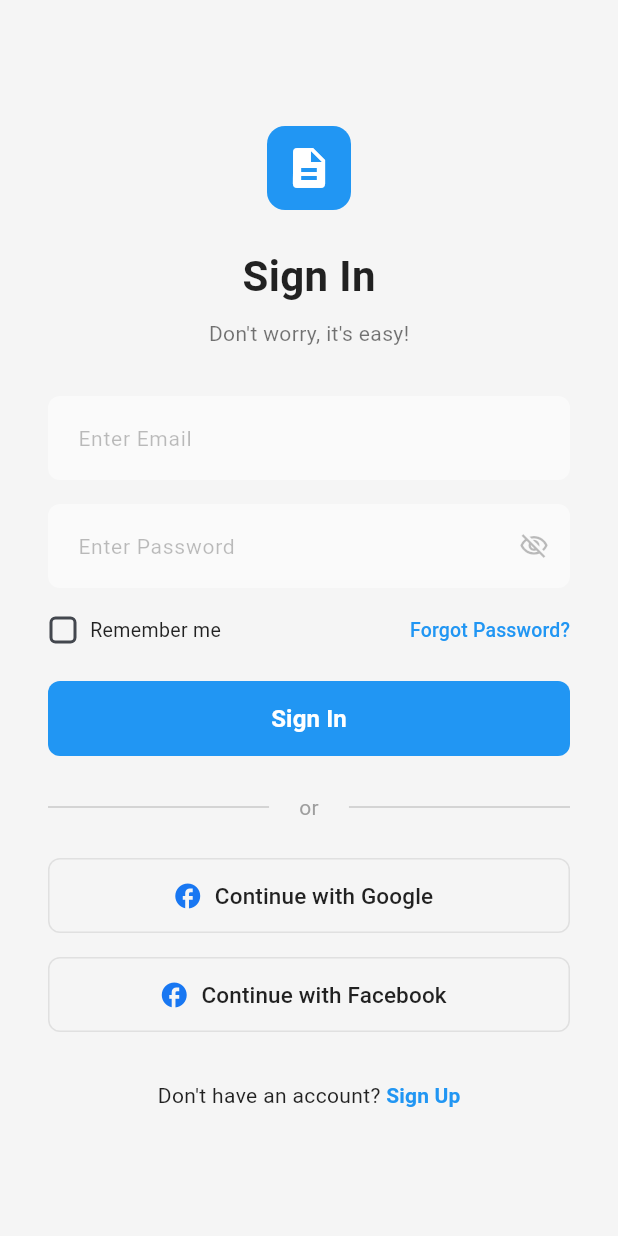
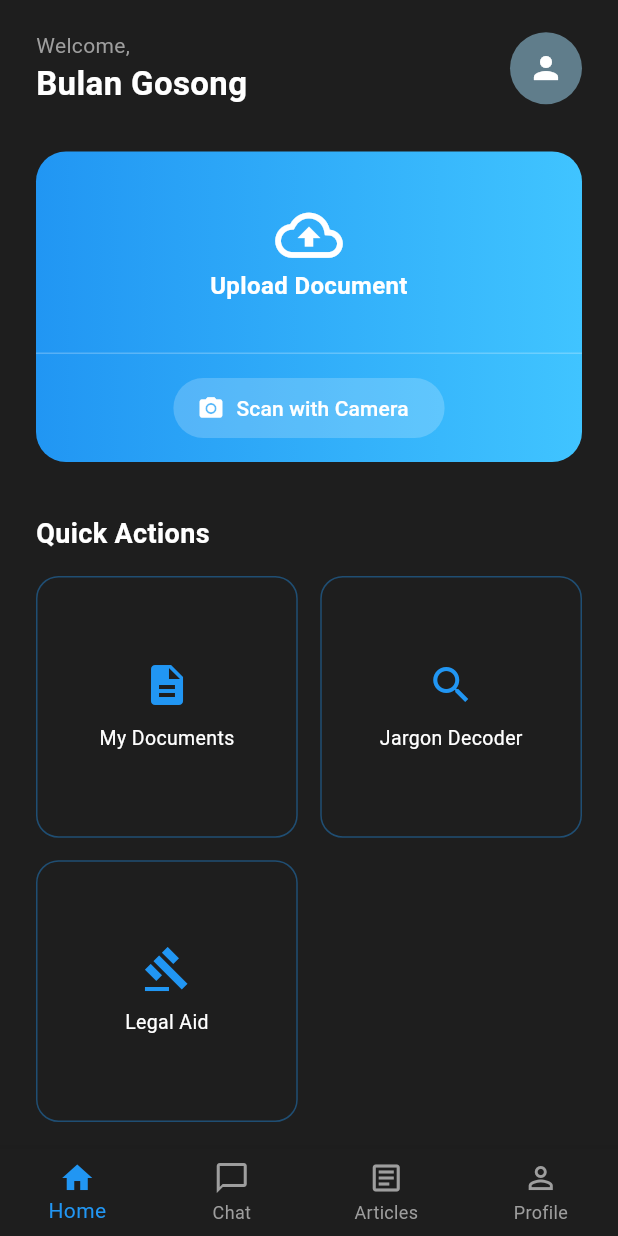
Before and after one commit to rrachxz/RoastedMoon-Legalease-App, a Flutter app: the screen it shows after launch, on a phone screen of 412 x 824 dp. Run offline on Flutter 3.47's test engine with Material 3 defaults, Android fonts, the phone set to English and light mode, and no system bars; our stand-ins replace file_picker, firebase_core, image_picker, shared_preferences; accounts and stored records are empty.

Commit message:
finished the homepage

```diff
--- /dev/null
+++ b/devtools_options.yaml
@@ -0,0 +1,3 @@
+description: This file stores settings for Dart & Flutter DevTools.
+documentation: https://docs.flutter.dev/tools/devtools/extensions#configure-extension-enablement-states
+extensions:
--- /dev/null
+++ b/lib/data/legal_terms.dart
@@ -0,0 +1,104 @@
+const Map<String, String> legalDictionary = {
+  "Ab Initio": "From the beginning; used to describe a document or act that is void from the start.",
+  "Acceleration Clause": "A provision allowing a lender to demand immediate payment of the entire balance if certain conditions are violated.",
+  "Addendum": "An additional document or item added to the main body of a contract.",
+  "Adjudication": "The legal process of resolving a dispute or deciding a case.",
+  "Affidavit": "A written statement confirmed by oath, for use as evidence in court.",
+  "Agent": "A person authorized to act on behalf of another (the principal).",
+  "Agreement": "A mutual understanding or arrangement between parties.",
+  "Amicable Settlement": "A resolution of a dispute reached through mutual agreement rather than litigation.",
+  "Annexure": "A document attached to the main contract to provide extra information.",
+  "Arbitration": "A method of alternative dispute resolution where an independent third party makes a binding decision.",
+  "Assignment": "The transfer of rights or obligations held by one party to another person.",
+  "Attorney-in-Fact": "A person authorized to act for another under a Power of Attorney.",
+  "Bona Fide": "Made in good faith; sincere and honest.",
+  "Breach of Contract": "Failure to perform any term of a contract without a legitimate legal excuse.",
+  "Capitalization": "The total value of a company's stock, or the conversion of an expense into an asset.",
+  "Caveat Emptor": "The principle that the buyer alone is responsible for checking the quality of goods before a purchase.",
+  "Cessation": "The fact or process of ending or being brought to an end.",
+  "Chattel": "An item of personal property that is movable (unlike real estate).",
+  "Clawback": "A provision where money already paid must be returned under specific circumstances.",
+  "Codicil": "An addition or supplement that explains, modifies, or revokes a will.",
+  "Collateral": "Something pledged as security for repayment of a loan, to be forfeited in the event of a default.",
+  "Condition Precedent": "An event that must occur before a contract or specific obligation becomes effective.",
+  "Condition Subsequent": "An event that, if it occurs, terminates an existing contractual obligation.",
+  "Confidentiality": "An agreement to keep certain information secret and not disclose it to third parties.",
+  "Consideration": "Something of value (money, service, or goods) exchanged between parties to form a binding contract.",
+  "Counterpart": "A duplicate of a legal document, often used so parties can sign separate copies.",
+  "Covenant": "A formal, solemn, and binding agreement or promise to do or not do something.",
+  "Cure Period": "A set amount of time allowed for a party to fix a breach of contract before penalties apply.",
+  "Damages": "Money claimed or awarded in court as compensation for a loss or injury.",
+  "De Facto": "In fact, whether by right or not; existing in reality.",
+  "De Jure": "According to rightful entitlement or law.",
+  "Default": "Failure to fulfill an obligation, especially to repay a loan or appear in a court of law.",
+  "Deliverables": "The specific goods or services a party is required to provide under the contract.",
+  "Demurrage": "A charge payable to the owner of a chartered ship on failure to load or discharge the ship within the agreed time.",
+  "Deposition": "The process of giving sworn evidence out of court.",
+  "Disclaimer": "A statement that denies responsibility or affiliation.",
+  "Dispute Resolution": "The process of resolving a conflict between parties.",
+  "Dividend": "A sum of money paid regularly by a company to its shareholders out of its profits.",
+  "Due Diligence": "Reasonable steps taken by a person in order to satisfy a legal requirement, especially in buying/selling.",
+  "Duress": "Threats or violence used to force someone to do something against their will.",
+  "Easement": "A right to cross or otherwise use someone else's land for a specified purpose.",
+  "Effective Date": "The date upon which a contract or agreement begins to be legally binding.",
+  "Encumbrance": "A claim or liability attached to property, such as a mortgage or lien.",
+  "Entity": "An organization (like a corporation or LLC) that has a legal identity separate from its owners.",
+  "Escrow": "A bond, deed, or money kept in the custody of a third party and taking effect only when a specified condition has been fulfilled.",
+  "Ex Gratia": "Payment made out of favor or moral obligation rather than a legal requirement.",
+  "Exclusion Clause": "A term in a contract that seeks to restrict the rights of the parties.",
+  "Execute": "To sign a legal document, thereby making it valid.",
+  "Exhibit": "A document or object shown to a court or attached to a contract as evidence.",
+  "Force Majeure": "Unforeseeable circumstances that prevent someone from fulfilling a contract.",
+  "Governing Law": "The specific jurisdiction whose laws will be used to interpret the contract.",
+  "Guarantor": "A person or entity that agrees to be responsible for another's debt or performance.",
+  "Hold Harmless": "An agreement where one party accepts the liability for another's loss.",
+  "Implied Terms": "Provisions not expressly stated in a contract but assumed to exist by law or custom.",
+  "Indemnity": "Security or protection against a loss or other financial burden.",
+  "Injunction": "A judicial order that restrains a person from beginning or continuing an action.",
+  "Insolvency": "The state of being unable to pay one's debts.",
+  "Intellectual Property": "Intangible property that is the result of creativity, such as patents or copyrights.",
+  "Inter Alia": "Among other things.",
+  "Joint and Several Liability": "An obligation where parties are collectively and individually responsible for the entire debt.",
+  "Jurisdiction": "The official power to make legal decisions and judgments.",
+  "Liability": "The state of being responsible for something, especially by law.",
+  "Lien": "A right to keep possession of property belonging to another person until a debt is discharged.",
+  "Liquidated Damages": "A predetermined amount of money to be paid if a party breaches the contract.",
+  "Litigation": "The process of taking legal action in court.",
+  "Mala Fide": "Carried out in bad faith or with intent to deceive.",
+  "Material Breach": "A serious violation of a contract that negates the very essence of the agreement.",
+  "Mediation": "An attempt to settle a dispute through a neutral third party without a binding decision.",
+  "Memorandum of Understanding": "A non-binding document outlining the terms and details of an agreement.",
+  "Misrepresentation": "A false statement of fact made by one party to another, inducing them to enter a contract.",
+  "Mitigation": "The principle that a party must take steps to minimize their losses following a breach.",
+  "Negligence": "Failure to take proper care in doing something, resulting in damage or injury.",
+  "Non-Compete": "A clause where one party agrees not to enter into a similar profession in competition against another.",
+  "Non-Disclosure Agreement": "A contract by which parties agree not to disclose confidential information.",
+  "Novation": "Replacing an old obligation with a new one, or replacing one party with another.",
+  "Null and Void": "Having no legal force or binding effect.",
+  "Offer and Acceptance": "The basic components of a contract where one party proposes terms and the other agrees.",
+  "Party": "A person or entity involved in a legal agreement.",
+  "Power of Attorney": "The authority to act for another person in specified or all legal or financial matters.",
+  "Preamble": "The introductory part of a contract that identifies the parties and the purpose of the agreement.",
+  "Principal": "The person or entity for whom an agent acts.",
+  "Privity of Contract": "The principle that a contract cannot confer rights or impose obligations on anyone who is not a party to it.",
+  "Pro Rata": "Proportional distribution based on a specific share.",
+  "Quid Pro Quo": "A favor or advantage granted in return for something else.",
+  "Recitals": "Statements at the beginning of a contract that provide context or background.",
+  "Redemption": "The action of regaining possession of something in exchange for payment.",
+  "Remedy": "The means by which a right is enforced or the violation of a right is prevented or compensated.",
+  "Rescission": "The revocation, cancellation, or repeal of a law, order, or agreement.",
+  "Retention": "A portion of the contract price held back until the work is completed or a period has passed.",
+  "Sanction": "A penalty for disobeying a law or rule.",
+  "Severability": "A clause stating that if one part of a contract is found invalid, the rest remains in effect.",
+  "Statute of Limitations": "The period of time within which legal action must be taken.",
+  "Subcontractor": "A person or firm that undertakes part of a contract from a primary contractor.",
+  "Subrogation": "The substitution of one person or group by another in respect of a legal claim or debt.",
+  "Termination for Convenience": "The right of a party to end a contract without needing a specific reason.",
+  "Tort": "A wrongful act or an infringement of a right leading to civil legal liability.",
+  "Ultra Vires": "Beyond one's legal power or authority.",
+  "Underwriting": "The process of evaluating and taking on the risk of another entity for a fee.",
+  "Waiver": "The voluntary surrender or abandonment of a known right or privilege.",
+  "Warranty": "A written guarantee, issued to the purchaser of an article by its manufacturer, promising to repair or replace it if necessary.",
+  "Without Prejudice": "A statement that a particular conversation or document cannot be used as evidence in court."
+  // add more terms as needed
+};
--- a/lib/main.dart
+++ b/lib/main.dart
@@ -3,6 +3,7 @@ import 'package:firebase_core/firebase_core.dart';
 import 'package:roastedmoon_legalease/ui/auth/login.dart';
 import 'firebase_options.dart';
 import 'ui/auth/login.dart';
+import 'package:roastedmoon_legalease/screens/home_page.dart';
 
 void main() async {
   WidgetsFlutterBinding.ensureInitialized();
@@ -18,13 +19,14 @@ class MyApp extends StatelessWidget {
   @override
   Widget build(BuildContext context) {
     return MaterialApp(
-      title: 'Flutter Auth',
+      title: 'Legalease',
       debugShowCheckedModeBanner: false,
       theme: ThemeData(
-        colorScheme: ColorScheme.fromSeed(seedColor: const Color(0xFF2196F3)),
-        useMaterial3: true,
+        brightness: Brightness.dark, // Makes the whole app dark mode
+        primarySwatch: Colors.blue,
+        scaffoldBackgroundColor: const Color(0xFF1E1E1E), // Matches your Figma
       ),
-      home: const LoginPage(),
+      home: const MainNavigation(),
     );
   }
 }
--- /dev/null
+++ b/lib/screens/home_page.dart
@@ -0,0 +1,328 @@
+import 'package:flutter/material.dart';
+import 'package:file_picker/file_picker.dart';
+import 'package:image_picker/image_picker.dart';
+import 'package:url_launcher/url_launcher.dart';
+import 'package:shared_preferences/shared_preferences.dart';
+import 'package:roastedmoon_legalease/data/legal_terms.dart';
+
+class MainNavigation extends StatefulWidget {
+  const MainNavigation({super.key});
+
+  @override
+  State<MainNavigation> createState() => _MainNavigationState();
+}
+
+class _MainNavigationState extends State<MainNavigation> {
+  int _selectedIndex = 0;
+
+  // 4 main screens from Figma
+  static final List<Widget> _pages = [
+    const HomeScreenContent(),
+    const Center(child: Text('Chat Page', style: TextStyle(color: Colors.white))),
+    const Center(child: Text('Articles Page', style: TextStyle(color: Colors.white))),
+    const Center(child: Text('Profile Page', style: TextStyle(color: Colors.white))),
+  ];
+
+  void _onItemTapped(int index) {
+    setState(() {
+      _selectedIndex = index;
+    });
+  }
+
+  @override
+  Widget build(BuildContext context) {
+    return Scaffold(
+      body: IndexedStack(
+        index: _selectedIndex,
+        children: _pages,
+      ),
+      bottomNavigationBar: BottomNavigationBar(
+        type: BottomNavigationBarType.fixed,
+        backgroundColor: const Color(0xFF1E1E1E),
+        selectedItemColor: Colors.blue,
+        unselectedItemColor: Colors.grey,
+        currentIndex: _selectedIndex,
+        onTap: _onItemTapped,
+        items: const [
+          BottomNavigationBarItem(icon: Icon(Icons.home), label: 'Home'),
+          BottomNavigationBarItem(icon: Icon(Icons.chat_bubble_outline), label: 'Chat'),
+          BottomNavigationBarItem(icon: Icon(Icons.article_outlined), label: 'Articles'),
+          BottomNavigationBarItem(icon: Icon(Icons.person_outline), label: 'Profile'),
+        ],
+      ),
+    );
+  }
+}
+
+class HomeScreenContent extends StatelessWidget {
+  const HomeScreenContent({super.key});
+
+  // --- SAVE TO HISTORY ---
+  Future<void> _saveToHistory(String fileName) async {
+    final prefs = await SharedPreferences.getInstance();
+    // Get existing list or empty list if it doesn't exist
+    List<String> history = prefs.getStringList('upload_history') ?? [];
+    history.insert(0, fileName); // Add new file at the top
+    await prefs.setStringList('upload_history', history);
+  }
+
+  // --- UPLOAD DOCUMENT ---
+  Future<void> _pickDocument(BuildContext context) async {
+    FilePickerResult? result = await FilePicker.platform.pickFiles(
+      type: FileType.custom,
+      allowedExtensions: ['pdf', 'doc', 'docx','txt'],
+    );
+
+    if (result != null) {
+      String fileName = result.files.first.name;
+      await _saveToHistory(fileName); // Save it!
+      if (context.mounted) {
+        ScaffoldMessenger.of(context).showSnackBar(
+          SnackBar(content: Text("Uploaded: $fileName (Saved to History)")),
+        );
+      }
+    }
+  }
+
+  // --- SCAN WITH CAMERA ---
+  Future<void> _scanWithCamera() async {
+    final ImagePicker picker = ImagePicker();
+    final XFile? image = await picker.pickImage(source: ImageSource.camera);
+    if (image != null) {
+      await _saveToHistory("Scan_${DateTime.now().millisecond}.jpg");
+
+      // CALL AI CHAT FUNCTION HERE
+
+      print("Document Scanned: ${image.path}");
+    }
+  }
+
+  // --- SCAM ALERTS (Maps Search) ---
+  Future<void> _contactLawCenter() async {
+    // This searches Google Maps for "Legal Aid" near the user
+    final Uri url = Uri.parse('https://www.google.com/maps/search/legal+aid+office/');
+    if (!await launchUrl(url, mode: LaunchMode.externalApplication)) {
+      throw Exception('Could not launch maps');
+    }
+  }
+
+  final String userName = "Bulan Gosong";
+  @override
+  Widget build(BuildContext context) {
+    // Use SafeArea directly, NO Scaffold here
+    return SafeArea(
+      child: SingleChildScrollView(
+        padding: const EdgeInsets.symmetric(horizontal: 24.0, vertical: 20.0),
+        child: Column(
+          crossAxisAlignment: CrossAxisAlignment.start,
+          children: [
+            // 1. Header (Dynamic Name)
+            Row(
+              mainAxisAlignment: MainAxisAlignment.spaceBetween,
+              children: [
+                Column(
+                  crossAxisAlignment: CrossAxisAlignment.start,
+                  children: [
+                    const Text("Welcome,", style: TextStyle(color: Colors.grey)),
+                    Text(userName, style: const TextStyle(fontSize: 22, fontWeight: FontWeight.bold, color: Colors.white)),
+                  ],
+                ),
+                CircleAvatar(backgroundColor: Colors.blueGrey, radius: 24, child: Icon(Icons.person, color: Colors.white)),
+              ],
+            ),
+            const SizedBox(height: 30),
+
+            // 2. Upload Card
+            Container(
+              decoration: BoxDecoration(
+                gradient: const LinearGradient(colors: [Colors.blue, Colors.lightBlueAccent]),
+                borderRadius: BorderRadius.circular(20),
+              ),
+              child: Column(
+                children: [
+                  ListTile(
+                    onTap: () => _pickDocument(context),
+                    contentPadding: const EdgeInsets.symmetric(vertical: 25),
+                    title: const Icon(Icons.cloud_upload_outlined, size: 45, color: Colors.white),
+                    subtitle: const Text("Upload Document",
+                      textAlign: TextAlign.center,
+                      style: TextStyle(fontWeight: FontWeight.bold, color: Colors.white, fontSize: 16)),
+                  ),
+                  const Divider(color: Colors.white24, height: 1),
+                  Padding(
+                    padding: const EdgeInsets.symmetric(vertical: 12),
+                    child: ElevatedButton.icon(
+                      onPressed: _scanWithCamera,
+                      icon: const Icon(Icons.camera_alt),
+                      label: const Text("Scan with Camera"),
+                      style: ElevatedButton.styleFrom(
+                        backgroundColor: Colors.white.withValues(alpha: 0.2),
+                        foregroundColor: Colors.white,
+                        elevation: 0,
+                      ),
+                    ),
+                  )
+                ],
+              ),
+            ),
+            const SizedBox(height: 35),
+
+            // 3. Quick Actions Grid
+            const Text("Quick Actions", style: TextStyle(fontSize: 18, fontWeight: FontWeight.bold, color: Colors.white)),
+            const SizedBox(height: 15),
+            GridView.count(
+              shrinkWrap: true,
+              physics: const NeverScrollableScrollPhysics(),
+              crossAxisCount: 2,
+              crossAxisSpacing: 15,
+              mainAxisSpacing: 15,
+              children: [
+                _buildActionCard("My Documents", Icons.description, () {
+                   Navigator.push(context, MaterialPageRoute(builder: (context) => const HistoryPage()));
+                }),
+                _buildActionCard("Jargon Decoder", Icons.search, () {
+                  showSearch(context: context, delegate: JargonSearchDelegate());
+                }),
+                _buildActionCard("Legal Aid", Icons.gavel, _contactLawCenter),
+              ],
+            ),
+          ],
+        ),
+      ),
+    );
+  }
+
+  Widget _buildActionCard(String title, IconData icon, VoidCallback onTap) {
+    return InkWell(
+      onTap: onTap,
+      borderRadius: BorderRadius.circular(15),
+      child: Container(
+        decoration: BoxDecoration(
+          border: Border.all(color: Colors.blue.withValues(alpha: 0.4)),
+          borderRadius: BorderRadius.circular(15),
+        ),
+        child: Column(
+          mainAxisAlignment: MainAxisAlignment.center,
+          children: [
+            Icon(icon, color: Colors.blue, size: 32),
+            const SizedBox(height: 10),
+            Text(title, style: const TextStyle(fontSize: 13, color: Colors.white)),
+          ],
+        ),
+      ),
+    );
+  }
+}
+
+class JargonSearchDelegate extends SearchDelegate {
+
+  @override
+  ThemeData appBarTheme(BuildContext context) {
+    return ThemeData(
+      appBarTheme: const AppBarTheme(backgroundColor: Color(0xFF1E1E1E)),
+      inputDecorationTheme: const InputDecorationTheme(
+        hintStyle: TextStyle(color: Colors.grey),
+      ),
+      textTheme: const TextTheme(
+        titleLarge: TextStyle(color: Colors.white), // The text you type
+      ),
+    );
+  }
+
+  @override
+  List<Widget>? buildActions(BuildContext context) => [
+        IconButton(icon: const Icon(Icons.clear, color: Colors.blue), onPressed: () => query = '')
+      ];
+
+  @override
+  Widget? buildLeading(BuildContext context) => IconButton(
+        icon: const Icon(Icons.arrow_back, color: Colors.blue),
+        onPressed: () => close(context, null),
+      );
+
+  // 2. THIS IS THE "DECODER" RESULT SCREEN
+  @override
+  Widget buildResults(BuildContext context) {
+    final definition = legalDictionary[query] ?? "Definition not found.";
+
+    return Container(
+      color: const Color(0xFF1E1E1E),
+      padding: const EdgeInsets.all(25),
+      child: Column(
+        crossAxisAlignment: CrossAxisAlignment.start,
+        children: [
+          Text(query, style: const TextStyle(fontSize: 28, fontWeight: FontWeight.bold, color: Colors.blue)),
+          const SizedBox(height: 15),
+          const Divider(color: Colors.grey),
+          const SizedBox(height: 15),
+          Text(definition, style: const TextStyle(fontSize: 18, color: Colors.white, height: 1.5)),
+        ],
+      ),
+    );
+  }
+
+  @override
+  Widget buildSuggestions(BuildContext context) {
+    // Filter keys from the dictionary
+    final suggestions = legalDictionary.keys
+        .where((term) => term.toLowerCase().contains(query.toLowerCase()))
+        .toList();
+
+    return Container(
+      color: const Color(0xFF1E1E1E),
+      child: ListView.builder(
+        itemCount: suggestions.length,
+        itemBuilder: (context, i) => ListTile(
+          title: Text(suggestions[i], style: const TextStyle(color: Colors.white)),
+          trailing: const Icon(Icons.arrow_forward_ios, size: 14, color: Colors.grey),
+          onTap: () {
+            query = suggestions[i];
+            showResults(context);
+          },
+        ),
+      ),
+    );
+  }
+}
+
+class HistoryPage extends StatefulWidget {
+  const HistoryPage({super.key});
+
+  @override
+  State<HistoryPage> createState() => _HistoryPageState();
+}
+
+class _HistoryPageState extends State<HistoryPage> {
+  List<String> _history = [];
+
+  @override
+  void initState() {
+    super.initState();
+    _loadHistory();
+  }
+
+  Future<void> _loadHistory() async {
+    final prefs = await SharedPreferences.getInstance();
+    setState(() {
+      _history = prefs.getStringList('upload_history') ?? [];
+    });
+  }
+
+  @override
+  Widget build(BuildContext context) {
+    return Scaffold(
+      appBar: AppBar(title: const Text("My Documents"), backgroundColor: const Color(0xFF1E1E1E)),
+      backgroundColor: const Color(0xFF1E1E1E),
+      body: _history.isEmpty
+          ? const Center(child: Text("No documents yet", style: TextStyle(color: Colors.grey)))
+          : ListView.builder(
+              itemCount: _history.length,
+              itemBuilder: (context, index) => ListTile(
+                leading: const Icon(Icons.insert_drive_file, color: Colors.blue),
+                title: Text(_history[index], style: const TextStyle(color: Colors.white)),
+                subtitle: const Text("Tap to view", style: TextStyle(color: Colors.grey, fontSize: 12)),
+              ),
+            ),
+    );
+  }
+}
```
Also changed, not shown: pubspec.yaml (+6 -1 lines), pubspec.lock, 6 other files.
